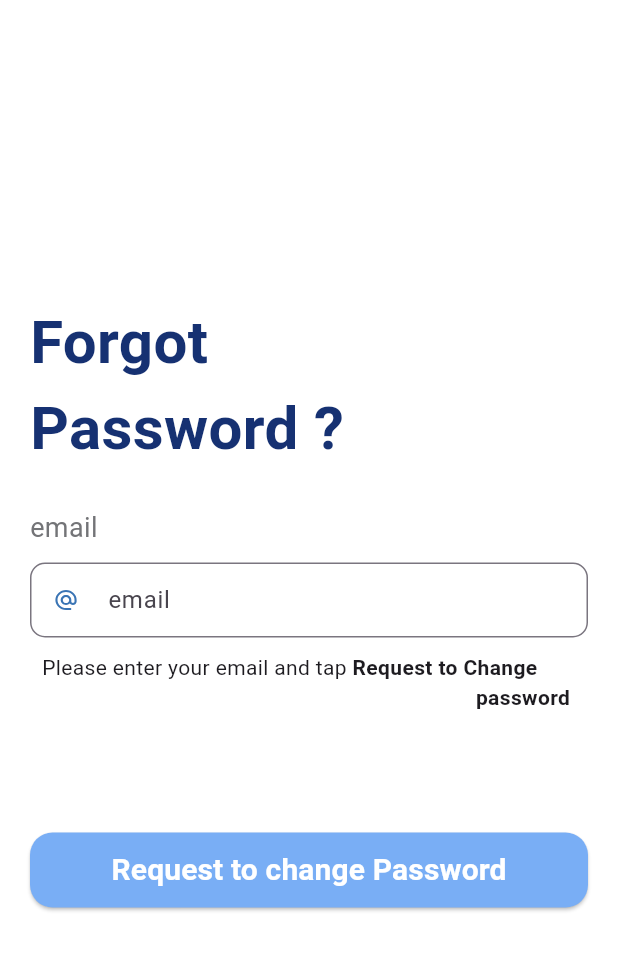
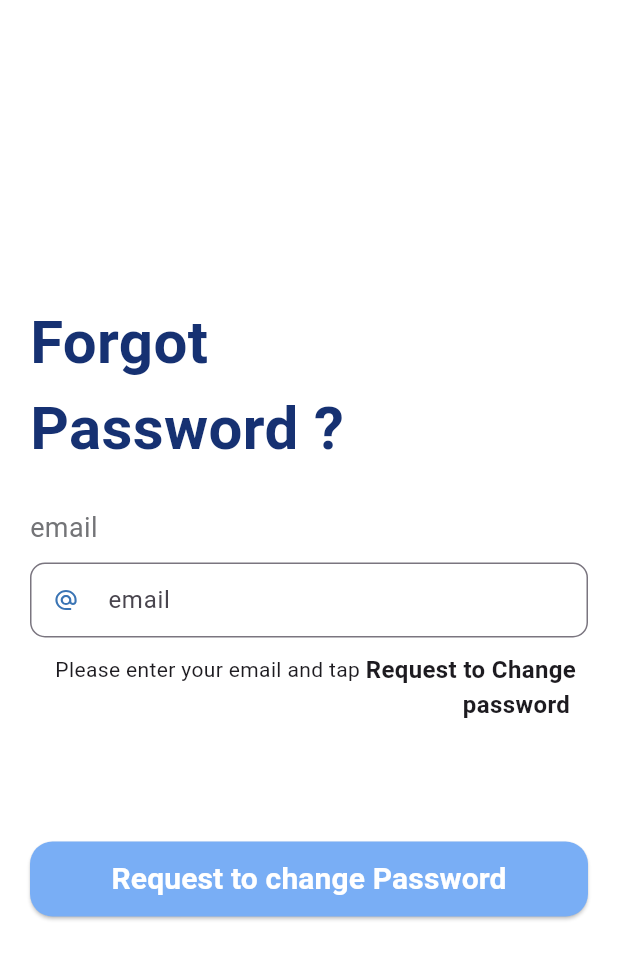
Before and after one commit to prachipachangepp/uma_sunns, a Flutter app: the ForgotPasswordScreen screen opened by its route, on a phone screen of 412 x 824 dp. Shown: the top 959 px of the screen. Run offline on Flutter 3.47's test engine with Material 2 defaults, Android fonts, the phone set to English and light mode, and no system bars; our stand-ins replace flutter_svg.

Commit message:
final changes.

```diff
--- a/lib/presentation/forgot_pass_screen.dart
+++ b/lib/presentation/forgot_pass_screen.dart
@@ -121,33 +121,34 @@ class _ForgotPasswordScreenState extends State<ForgotPasswordScreen> {
                 ),
                 ///text
                 Row(
+                  mainAxisAlignment: MainAxisAlignment.end,
                   children: [
-                    Padding(
-                      padding: const EdgeInsets.only(left: AppPadding.p8),
+                    const Padding(
+                      padding:  EdgeInsets.only(),
                       child: Text(
                         AppString.forgotsubtitle1,
                         style: TextStyle(fontSize: FontSize.s14),
                       ),
                     ),
-                    Padding(
-                      padding: const EdgeInsets.only(),
+                   const Padding(
+                      padding:  EdgeInsets.only(right: AppPadding.p8),
                       child: Text(
                         AppString.forgotsubtitle2,
                         style: TextStyle(
-                            fontSize: FontSize.s14, fontWeight: FontWeight.bold),
+                            fontSize: FontSize.s16, fontWeight: FontWeight.bold),
                       ),
                     ),
                   ],
                 ),
-                Padding(
-                  padding:const EdgeInsets.only(right: AppPadding.p12),
+                const Padding(
+                  padding: EdgeInsets.only(right: AppPadding.p12),
                   child: Row(
                     mainAxisAlignment: MainAxisAlignment.end,
                     children: [
                       Text(
                         AppString.password,
                         style: TextStyle(
-                            fontSize: FontSize.s14, fontWeight: FontWeight.bold),
+                            fontSize: FontSize.s16, fontWeight: FontWeight.bold),
                       ),
                     ],
                   ),
--- a/lib/resources/string_manager.dart
+++ b/lib/resources/string_manager.dart
@@ -20,5 +20,6 @@ class AppString {
 
   ///Home Screen
   static const String home = "Home";
+  static const String notFoundRoute = "Page not Found";
 
 }
```
Also changed, not shown: pubspec.lock.
